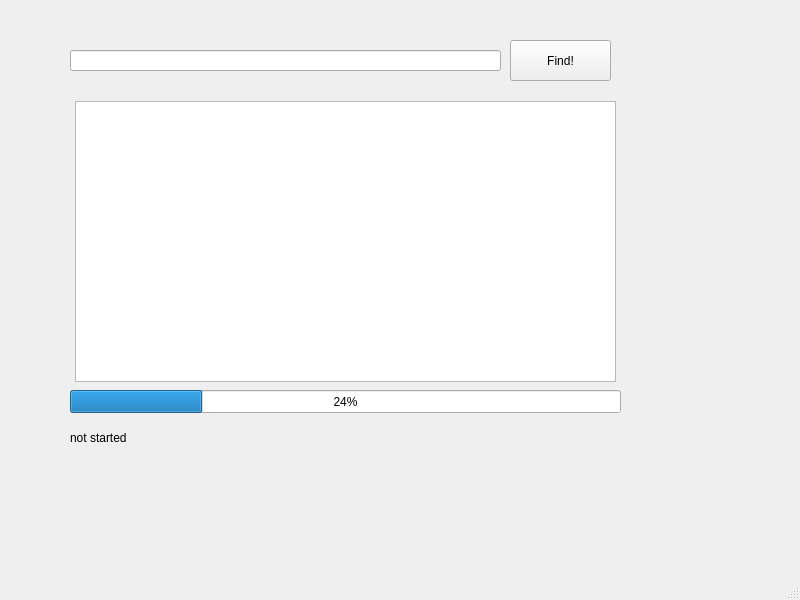
Before: the Qt Designer form mainwindow.ui in HelenYO/Dictionary, drawn with Qt 5.
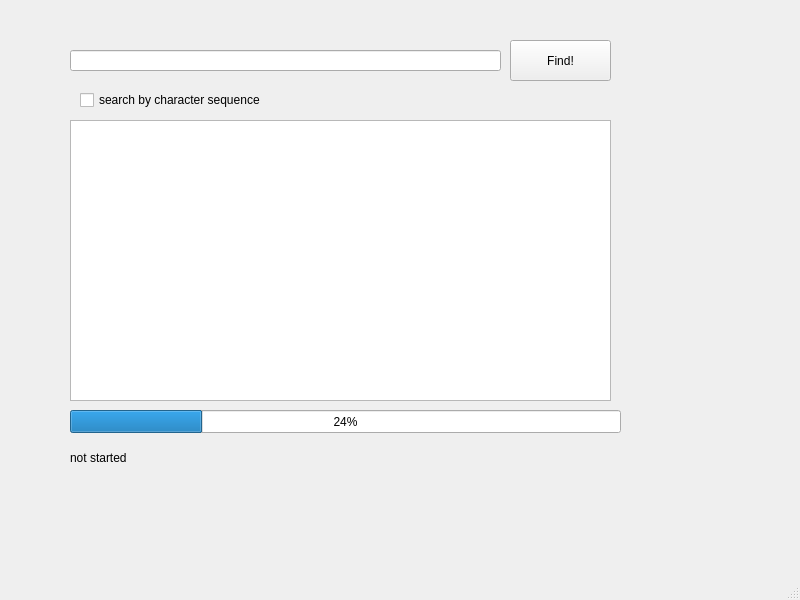
After: the same form once the commit is applied.

Diff of the .ui file:
```diff
--- a/mainwindow.ui
+++ b/mainwindow.ui
@@ -51,7 +51,7 @@
     <property name="geometry">
      <rect>
       <x>70</x>
-      <y>390</y>
+      <y>410</y>
       <width>551</width>
       <height>23</height>
      </rect>
@@ -64,8 +64,8 @@
     <property name="geometry">
      <rect>
       <x>70</x>
-      <y>430</y>
-      <width>541</width>
+      <y>450</y>
+      <width>721</width>
       <height>16</height>
      </rect>
     </property>
@@ -76,13 +76,26 @@
    <widget class="QListWidget" name="listWidget">
     <property name="geometry">
      <rect>
-      <x>75</x>
-      <y>101</y>
+      <x>70</x>
+      <y>120</y>
       <width>541</width>
       <height>281</height>
      </rect>
     </property>
    </widget>
+   <widget class="QCheckBox" name="checkBox">
+    <property name="geometry">
+     <rect>
+      <x>80</x>
+      <y>90</y>
+      <width>291</width>
+      <height>20</height>
+     </rect>
+    </property>
+    <property name="text">
+     <string>search by character sequence</string>
+    </property>
+   </widget>
   </widget>
   <widget class="QMenuBar" name="menubar">
    <property name="geometry">
```
